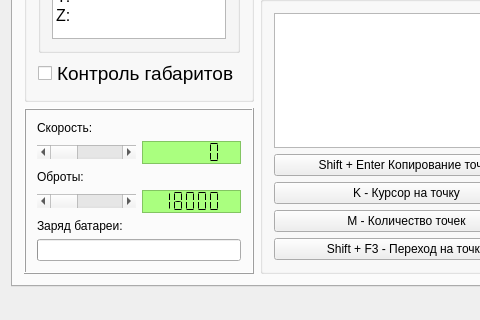
The window that KAMEditor/mainwindow.ui (Xtail96/SML) describes before a commit, drawn with Qt 5; both pictures show x 0 to 480 and y 449 to 769 of the 1099 by 769 pixel window.
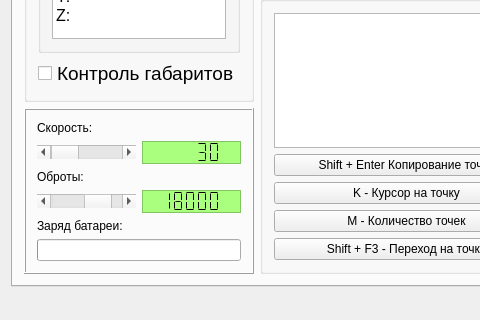
The same window after the commit. The open tabs and pages were chosen to show the change.

Commit message: Начальные значения скорости и оборотов

```diff
--- a/KAMEditor/mainwindow.ui
+++ b/KAMEditor/mainwindow.ui
@@ -1166,6 +1166,9 @@
              <property name="pageStep">
               <number>100</number>
              </property>
+             <property name="value">
+              <number>30</number>
+             </property>
              <property name="orientation">
               <enum>Qt::Horizontal</enum>
              </property>
@@ -1610,7 +1613,7 @@
               <enum>QLCDNumber::Flat</enum>
              </property>
              <property name="intValue" stdset="0">
-              <number>0</number>
+              <number>30</number>
              </property>
             </widget>
            </item>
@@ -1632,6 +1635,9 @@
              <property name="pageStep">
               <number>1000</number>
              </property>
+             <property name="value">
+              <number>18000</number>
+             </property>
              <property name="orientation">
               <enum>Qt::Horizontal</enum>
              </property>
```
Left out of the diff: 2 changed lines with no effect on the pictures.
